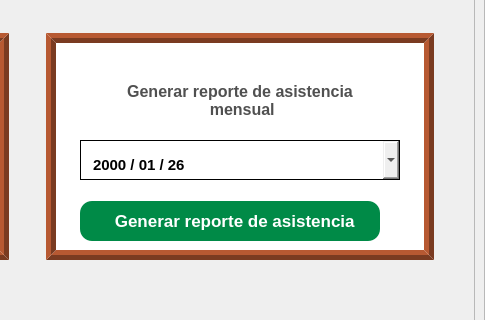
First picture: the form in recursos_graficos_y_logicos/elementos_graficos_ui/pantalla_generar_informes_y_reportes_de_alumnos.ui, repository Enmanuel-86/TELA-APP, before the edit; both pictures show x 860 to 1345 and y 132 to 452 of the 1345 by 613 pixel window.
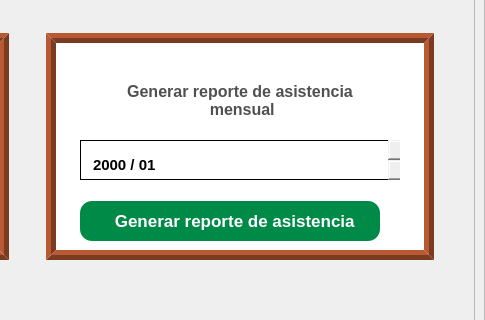
Second picture: the form after the edit. Icons and pictures are not drawn.

Patch:
```diff
--- a/recursos_graficos_y_logicos/elementos_graficos_ui/pantalla_generar_informes_y_reportes_de_alumnos.ui
+++ b/recursos_graficos_y_logicos/elementos_graficos_ui/pantalla_generar_informes_y_reportes_de_alumnos.ui
@@ -947,7 +947,7 @@
                      <bool>false</bool>
                     </property>
                     <property name="frame">
-                     <bool>true</bool>
+                     <bool>false</bool>
                     </property>
                     <property name="accelerated">
                      <bool>true</bool>
@@ -962,10 +962,10 @@
                      <enum>QDateTimeEdit::YearSection</enum>
                     </property>
                     <property name="displayFormat">
-                     <string>yyyy / MM / dd</string>
+                     <string>yyyy / MM </string>
                     </property>
                     <property name="calendarPopup">
-                     <bool>true</bool>
+                     <bool>false</bool>
                     </property>
                     <property name="currentSectionIndex">
                      <number>0</number>
```
